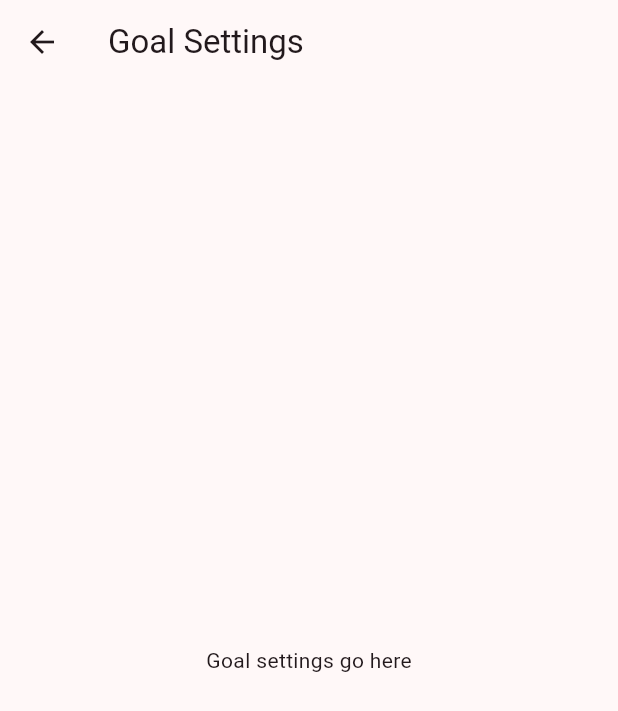
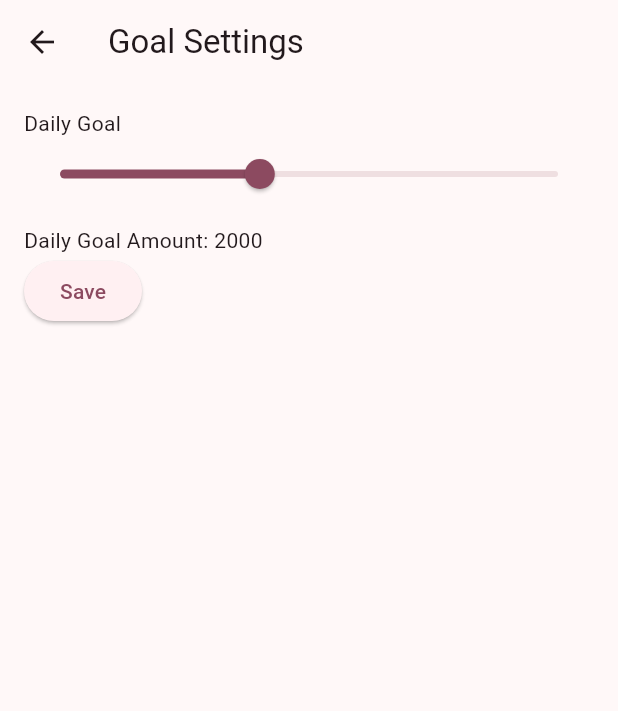
Before and after one commit to CSCI4100U/mobile-group-project-2023-mlja, a Flutter app: the GoalSettingsPage screen opened directly, on a phone screen of 412 x 824 dp. Shown: the top 711 px of the screen. Run offline on Flutter 3.47's test engine with Material 2 defaults, Android fonts, the phone set to English and light mode, and no system bars; our stand-ins replace sqflite; accounts and stored records are empty.

Commit message:
added goal settings page and moved daily goal

```diff
--- a/life_balance_plus/lib/view/pages/settings_page.dart
+++ b/life_balance_plus/lib/view/pages/settings_page.dart
@@ -331,15 +331,48 @@ class _NotificationsSettingsPageState extends State<NotificationsSettingsPage> {
   }
 }
 
-class GoalSettingsPage extends StatelessWidget {
+class GoalSettingsPage extends StatefulWidget {
+  @override
+  _GoalSettingsPageState createState() => _GoalSettingsPageState();
+}
+
+class _GoalSettingsPageState extends State<GoalSettingsPage> {
+  int dailyGoal = 2000;
+
   @override
   Widget build(BuildContext context) {
     return Scaffold(
       appBar: AppBar(
         title: Text('Goal Settings'),
       ),
-      body: Center(
-        child: Text('Goal settings go here'),
+      body: Padding(
+        padding: const EdgeInsets.all(16.0),
+        child: Column(
+          crossAxisAlignment: CrossAxisAlignment.start,
+          children: [
+            Text('Daily Goal'),
+            Slider(
+              value: dailyGoal.toDouble(),
+              onChanged: (value) {
+                setState(() {
+                  dailyGoal = value.round();
+                });
+              },
+              min: 0,
+              max: 5000,
+              divisions: 100,
+              label: dailyGoal.toString(),
+            ),
+            SizedBox(height: 10.0),
+            Text('Daily Goal Amount: $dailyGoal'),
+            ElevatedButton(
+              onPressed: () {
+                // Save the updated goal settings to the server or storage here.
+              },
+              child: Text('Save'),
+            ),
+          ],
+        ),
       ),
     );
   }
```
